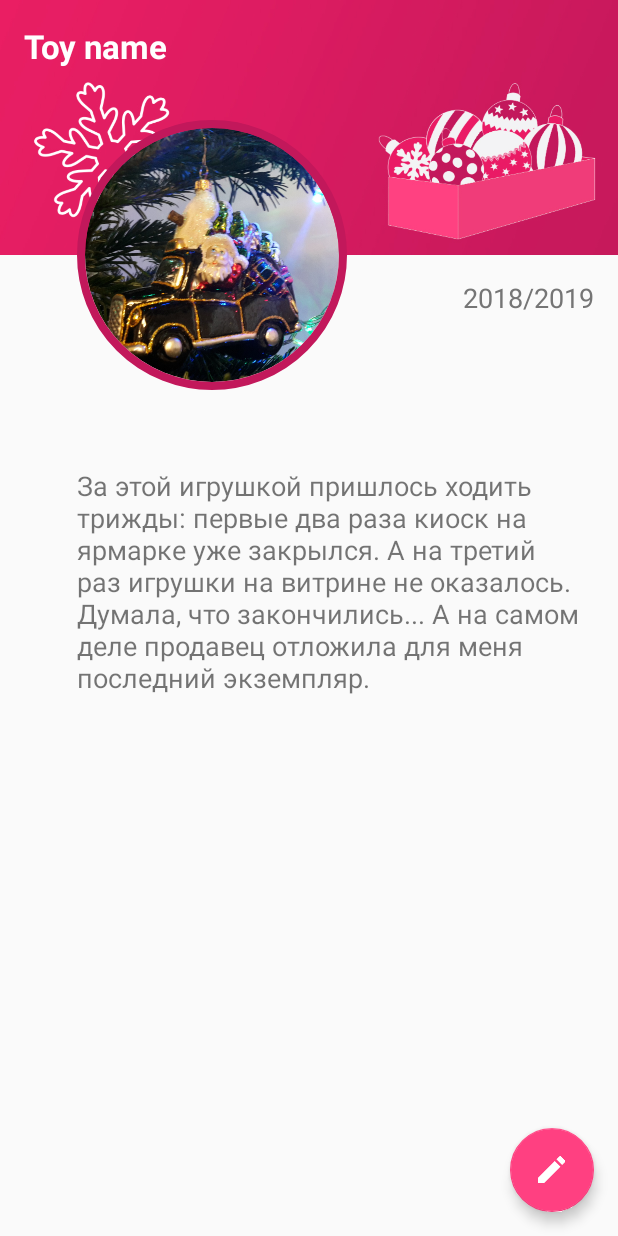
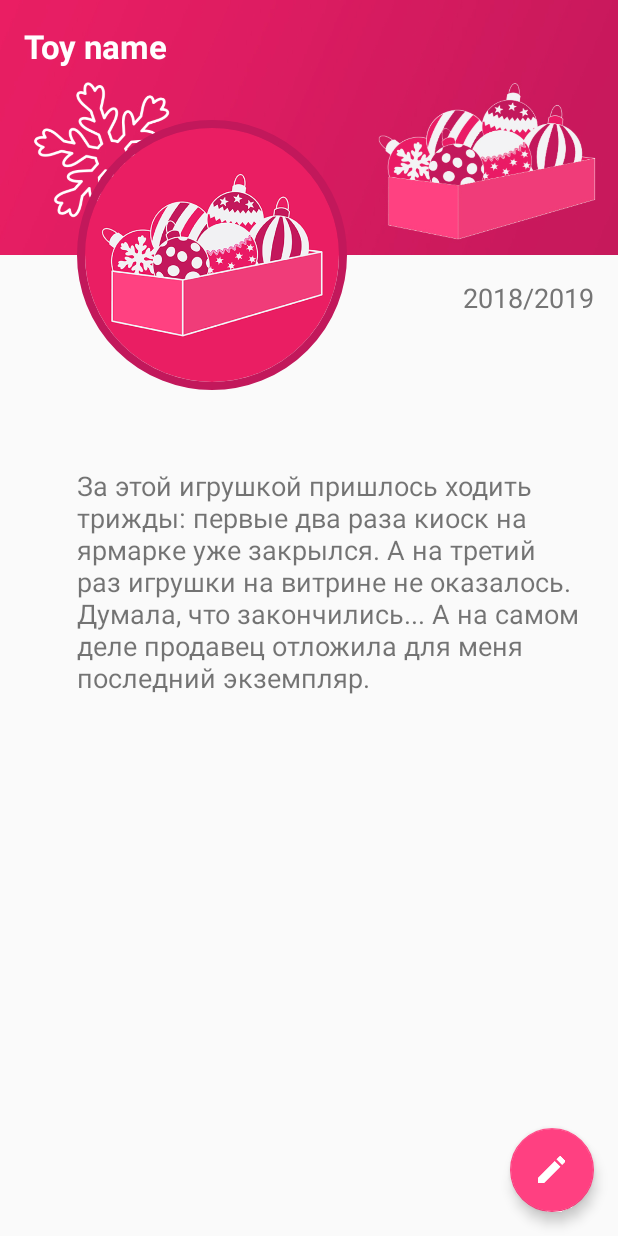
Before and after one commit to NataliiaPrivezentseva/XmasToys, an Android app: the layout activity_one_toy.xml on its own in the app's theme, with its tools: preview values and no code run, on a phone screen of 412 x 824 dp. Run offline under Robolectric (Android 15) with nearby library versions, the phone set to English and light mode, and no system bars.

Commit message:
Delete unneeded picture from drawable

```diff
--- a/app/src/main/res/layout/activity_one_toy.xml
+++ b/app/src/main/res/layout/activity_one_toy.xml
@@ -49,7 +49,7 @@
                     android:id="@+id/picture_image_view"
                     android:layout_width="180dp"
                     android:layout_height="180dp"
-                    tools:src="@drawable/taxi"
+                    tools:src="@drawable/toy"
                     app:civ_border_width="5dp"
                     app:civ_border_color="@color/colorPrimaryDark"
                     android:layout_alignParentLeft="true"
```
Also changed, not shown: app/src/main/res/drawable/taxi.jpg (deleted).
